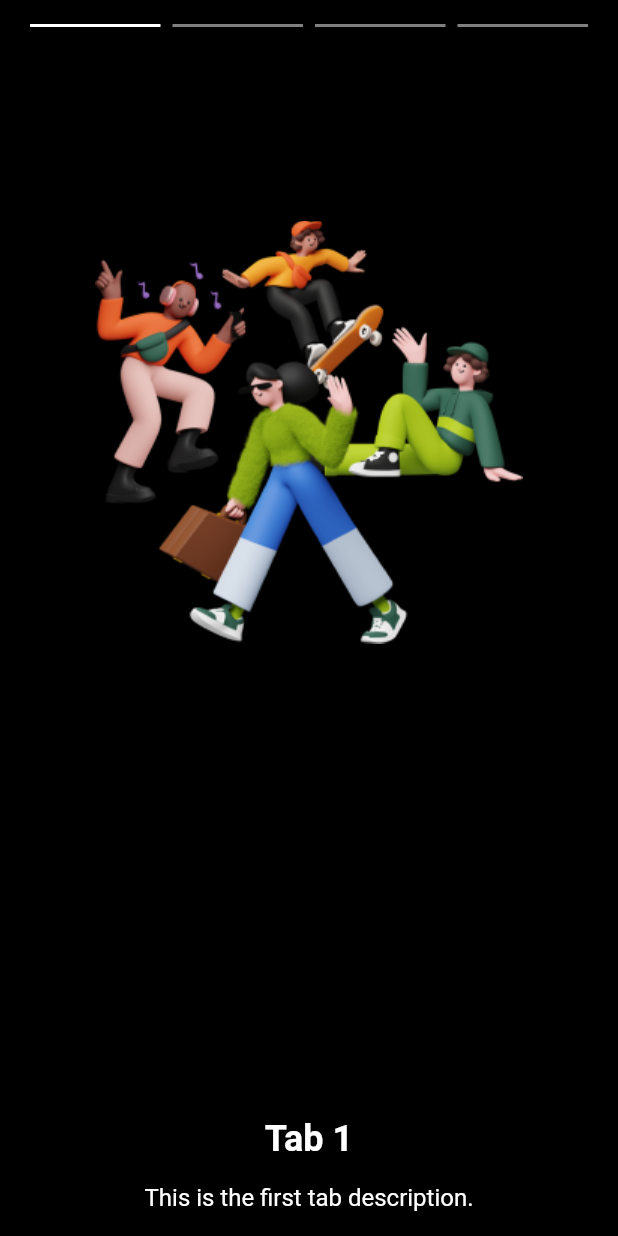
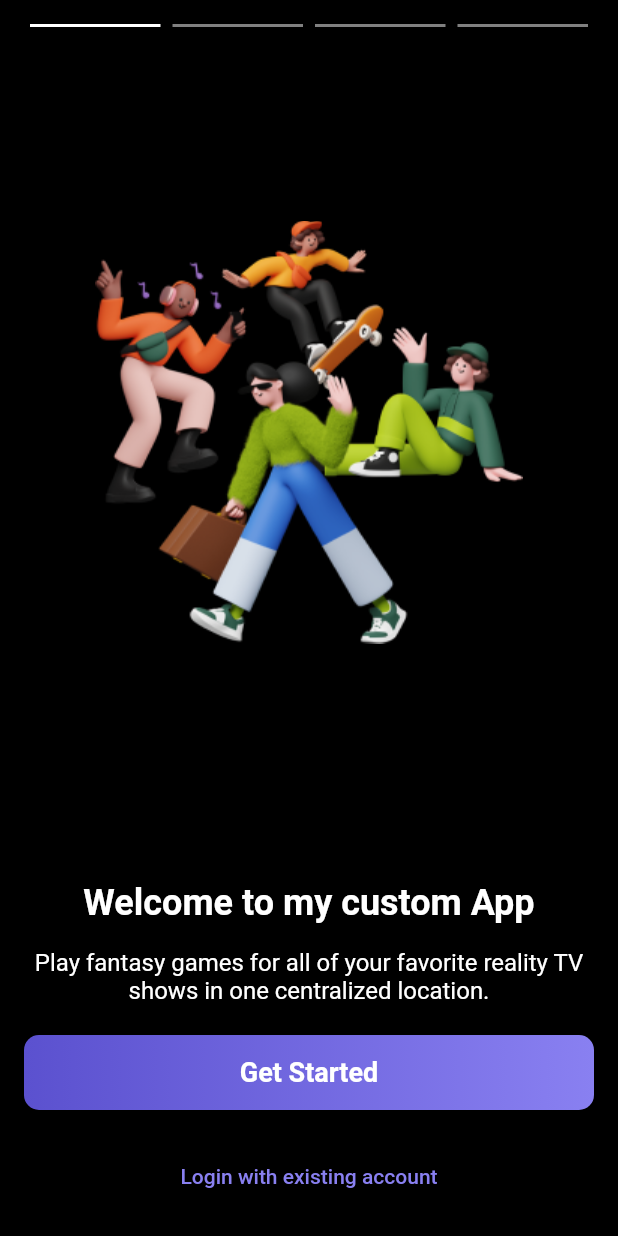
Before and after one commit to sharontechjays/temporary, a Flutter app: the OnBoardingScreen screen opened directly, on a phone screen of 412 x 824 dp. Run offline on Flutter 3.47's test engine with Material 2 defaults, Android fonts, the phone set to English and light mode, and no system bars; our stand-ins replace dio, equatable, flutter_bloc, flutter_toggle_tab, shared_preferences; accounts and stored records are empty.

Commit message:
onboarding completed

```diff
--- a/lib/main.dart
+++ b/lib/main.dart
@@ -17,7 +17,7 @@ class MyApp extends StatelessWidget {
     return const MaterialApp(
       title: 'Base setup',
       debugShowCheckedModeBanner: false,
-      home: SignInScreen(),
+      home: OnBoardingScreen(),
     );
   }
 }
--- a/lib/presentation/screens/onboarding/onboarding.dart
+++ b/lib/presentation/screens/onboarding/onboarding.dart
@@ -1,4 +1,7 @@
 import 'package:flutter/material.dart';
+import 'package:test_flutter/presentation/screens/sign_in_screen.dart';
+import 'package:test_flutter/presentation/utils/styles/custom_colors.dart';
+import 'package:test_flutter/presentation/utils/styles/custom_styles.dart';
 
 class OnBoardingScreen extends StatefulWidget {
   const OnBoardingScreen({super.key});
@@ -12,9 +15,14 @@ class _OnBoardingScreenState extends State<OnBoardingScreen> {
   int _currentPage = 0;
   int numOfTabs = 4;
 
-  final List<String> titles = ['Tab 1', 'Tab 2', 'Tab 3', 'Tab 4'];
+  final List<String> titles = [
+    'Welcome to my custom App',
+    'Tab 2',
+    'Tab 3',
+    'Tab 4'
+  ];
   final List<String> descriptions = [
-    'This is the first tab description.',
+    'Play fantasy games for all of your favorite reality TV shows in one centralized location.',
     'This is the second tab description.',
     'This is the third tab description.',
     'This is the fourth tab description.',
@@ -71,7 +79,9 @@ class _OnBoardingScreenState extends State<OnBoardingScreen> {
         margin: const EdgeInsets.symmetric(horizontal: 4),
         decoration: BoxDecoration(
           shape: BoxShape.rectangle,
-          color: _currentPage >= index ? Colors.white : Colors.white.withOpacity(0.50),
+          color: _currentPage >= index
+              ? Colors.white
+              : Colors.white.withOpacity(0.50),
         ),
       ),
     );
@@ -126,6 +136,22 @@ class OnBoardingPage extends StatelessWidget {
                     color: Colors.white,
                   ),
                 ),
+                const SizedBox(
+                  height: 20,
+                ),
+                MyMaterialButton(onClickButton: newFunction),
+                const SizedBox(
+                  height: 20,
+                ),
+                TextButton(
+                    onPressed: () {},
+                    child: const Center(
+                        child: Text(
+                      'Login with existing account',
+                      style: TextStyle(
+                        color: AppColors.Secondary_purple,
+                      ),
+                    ))),
               ],
             ),
           )
@@ -133,4 +159,12 @@ class OnBoardingPage extends StatelessWidget {
       ),
     );
   }
+
+  void newFunction(BuildContext context) {
+    Navigator.pushReplacement(
+      context,
+      MaterialPageRoute(builder: (context) => const SignInScreen()),
+    );
+  }
+
 }
--- a/lib/presentation/utils/styles/custom_colors.dart
+++ b/lib/presentation/utils/styles/custom_colors.dart
@@ -3,10 +3,9 @@ import 'dart:ui';
 import 'package:flutter/material.dart';
 
 class AppColors {
-
   static const Color chilli = Color(0xffFD003A);
-  static const Color Primary_purple = Color(0xff8980F1);
-  static const Color Secondary_purple = Color(0xff5B51CF);
+  static const Color Secondary_purple = Color(0xff8980F1);
+  static const Color Primary_purple = Color(0xff5B51CF);
   static final Color light_gold = Colors.amber.withOpacity(0.5);
   static const Color splash_blue = Color(0xff325CF0);
   static const Color edit_text_bg = Color(0xffF4F6FA);
--- a/lib/presentation/utils/styles/custom_styles.dart
+++ b/lib/presentation/utils/styles/custom_styles.dart
@@ -60,6 +60,46 @@ class CustomElevatedButton extends StatelessWidget {
   }
 }
 
+class MyMaterialButton extends StatelessWidget {
+  const MyMaterialButton({
+    super.key,
+    required this.onClickButton(BuildContext context),
+  });
+
+  final void Function(BuildContext context) onClickButton;
+
+  @override
+  Widget build(BuildContext context) {
+    return InkWell(
+      onTap: () {
+        onClickButton(context);
+      },
+      child: Container(
+        height: 50,
+        decoration: BoxDecoration(
+          borderRadius: BorderRadius.circular(10.0),
+          gradient: const LinearGradient(
+            colors: [
+              AppColors.Primary_purple,
+              AppColors.Secondary_purple,
+            ],
+            begin: FractionalOffset(0.0, 0.0),
+            end: FractionalOffset(1.0, 0.0),
+            stops: [0.0, 1.0],
+            tileMode: TileMode.clamp,
+          ),
+        ),
+        child: const Center(
+            child: Text(
+          'Get Started',
+          style: TextStyle(
+              color: Colors.white, fontSize: 18.0, fontWeight: FontWeight.bold),
+        )),
+      ),
+    );
+  }
+}
+
 class AnimatedToggle extends StatelessWidget {
   final List<String> values;
   final ValueChanged<int> onToggleCallback;
@@ -113,7 +153,7 @@ class AnimatedToggle extends StatelessWidget {
                 const TextStyle(fontSize: 13, fontWeight: FontWeight.w500),
             indicator: BoxDecoration(
               borderRadius: BorderRadius.circular(10),
-              color:  AppColors.Secondary_purple,
+              color: AppColors.Secondary_purple,
             ),
           ),
         ),
```
Also changed, not shown: lib/presentation/screens/sign_in_screen.dart (line endings or trailing spaces).
